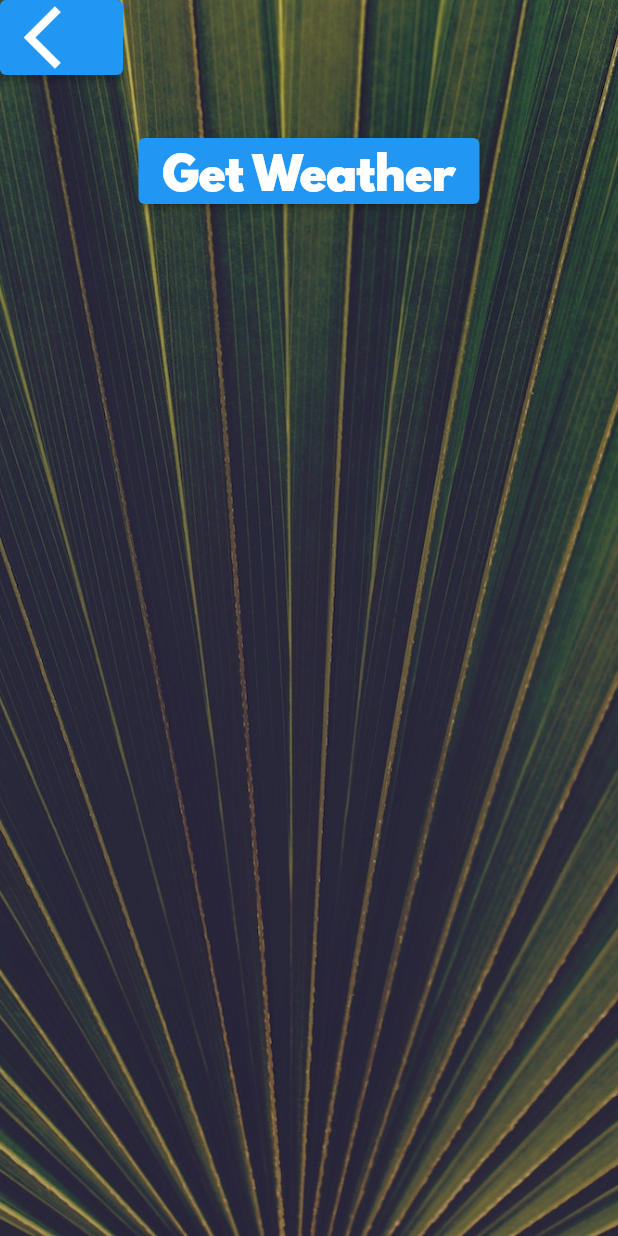
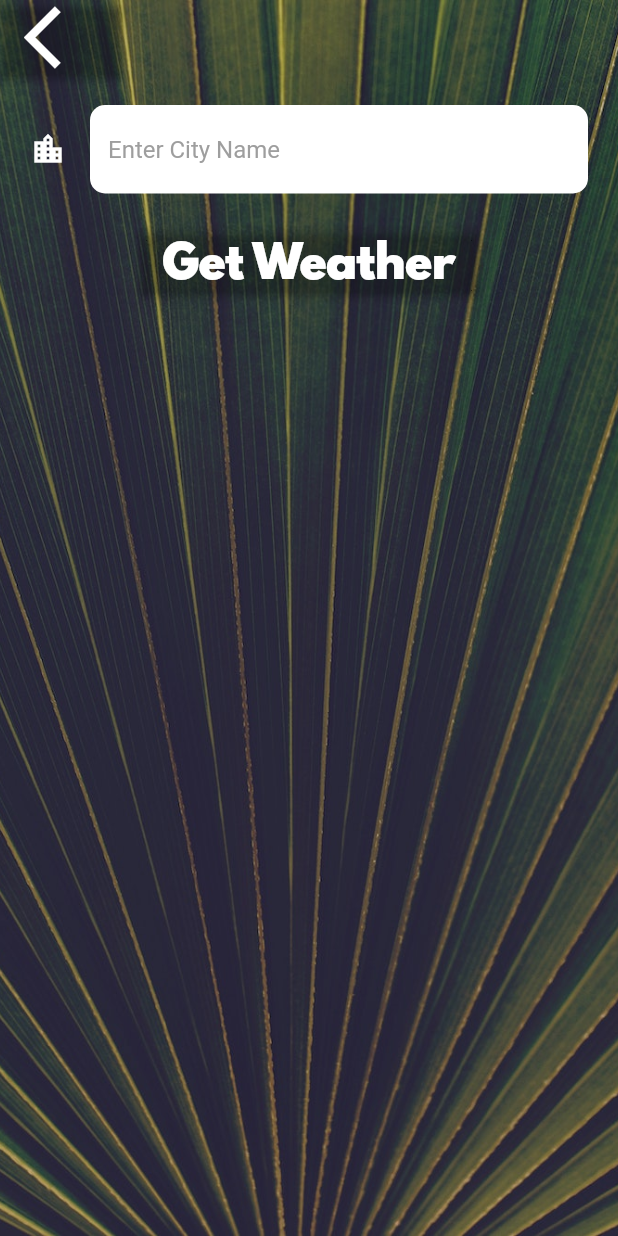
Before and after one commit to edsson-madrigal/flutter_project6_weather, a Flutter app: the CityScreen screen opened directly, on a phone screen of 412 x 824 dp. Run offline on Flutter 3.47's test engine with Material 2 defaults, Android fonts, the phone set to English and light mode, and no system bars; our stand-ins replace flutter_spinkit, geolocator; network calls fail.

Commit message:
some error checking && get city name

```diff
--- a/lib/screens/city_screen.dart
+++ b/lib/screens/city_screen.dart
@@ -1,4 +1,4 @@
-// ignore_for_file: prefer_const_constructors, use_key_in_widget_constructors
+// ignore_for_file: prefer_const_constructors, use_key_in_widget_constructors, avoid_print
 
 import 'package:flutter/material.dart';
 import 'package:flutter_project6_weather/utilities/constants.dart';
@@ -26,6 +26,10 @@
               Align(
                 alignment: Alignment.topLeft,
                 child: ElevatedButton(
+                  style: ButtonStyle(
+                    backgroundColor:
+                        MaterialStateProperty.all(Colors.transparent),
+                  ),
                   onPressed: () {},
                   child: Icon(
                     Icons.arrow_back_ios,
@@ -35,9 +39,38 @@
               ),
               Container(
                 padding: EdgeInsets.all(20.0),
-                child: null,
+                child: TextField(
+                  style: TextStyle(
+                    color: Colors.black,
+                  ),
+                  decoration: InputDecoration(
+                    filled: true,
+                    fillColor: Colors.white,
+                    icon: Icon(
+                      Icons.location_city,
+                      color: Colors.white,
+                    ),
+                    hintText: 'Enter City Name',
+                    hintStyle: TextStyle(
+                      color: Colors.grey,
+                    ),
+                    border: OutlineInputBorder(
+                      borderRadius: BorderRadius.all(
+                        Radius.circular(10.0),
+                      ),
+                      borderSide: BorderSide.none,
+                    ),
+                  ),
+                  onChanged: (value) {
+                    print(value);
+                  },
+                ),
               ),
               ElevatedButton(
+                style: ButtonStyle(
+                  backgroundColor:
+                      MaterialStateProperty.all(Colors.transparent),
+                ),
                 onPressed: () {},
                 child: Text(
                   'Get Weather',
```
Also changed, not shown: lib/screens/location_screen.dart (+18 -1 lines).
